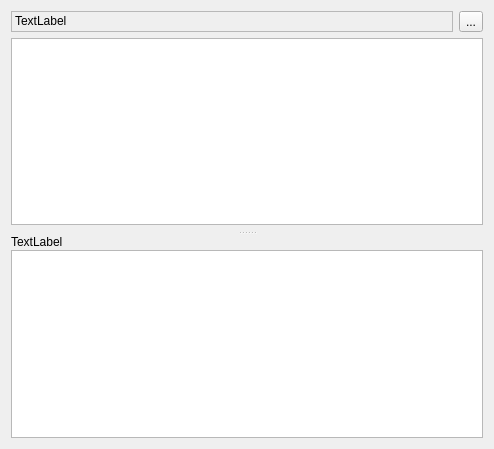
Before: the Qt Designer form Viewer/src/OutputItemWidget.ui in ecmwf/ecflow, drawn with Qt 5.
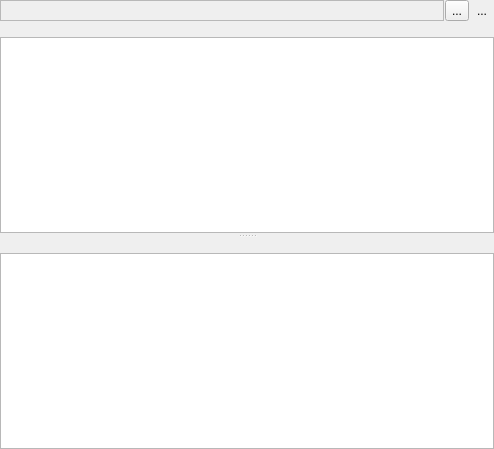
After: the same form once the commit is applied. Icons and pictures are not drawn. Custom widgets are drawn as their Qt base class.

Patch:
```diff
--- a/Viewer/src/OutputItemWidget.ui
+++ b/Viewer/src/OutputItemWidget.ui
@@ -14,15 +14,27 @@
    <string>Form</string>
   </property>
   <layout class="QVBoxLayout" name="verticalLayout_3">
+   <property name="spacing">
+    <number>1</number>
+   </property>
+   <property name="margin">
+    <number>0</number>
+   </property>
    <item>
     <widget class="QSplitter" name="splitter">
      <property name="orientation">
       <enum>Qt::Vertical</enum>
      </property>
      <widget class="QWidget" name="layoutWidget">
-      <layout class="QVBoxLayout" name="verticalLayout">
+      <layout class="QVBoxLayout" name="verticalLayout" stretch="0,0,1,0">
+       <property name="spacing">
+        <number>1</number>
+       </property>
        <item>
-        <layout class="QHBoxLayout" name="horizontalLayout">
+        <layout class="QHBoxLayout" name="horizontalLayout" stretch="1,0,0">
+         <property name="spacing">
+          <number>1</number>
+         </property>
          <item>
           <widget class="FileInfoLabel" name="fileLabel_">
            <property name="autoFillBackground">
@@ -32,7 +44,7 @@
             <enum>QFrame::StyledPanel</enum>
            </property>
            <property name="text">
-            <string>TextLabel</string>
+            <string/>
            </property>
            <property name="margin">
             <number>2</number>
@@ -49,8 +61,38 @@
            </property>
           </widget>
          </item>
+         <item>
+          <widget class="QToolButton" name="searchTb_">
+           <property name="toolTip">
+            <string>Show search bar</string>
+           </property>
+           <property name="text">
+            <string>...</string>
+           </property>
+           <property name="icon">
+            <iconset resource="viewer.qrc">
+             <normaloff>:/viewer/search_decor.svg</normaloff>:/viewer/search_decor.svg</iconset>
+           </property>
+           <property name="shortcut">
+            <string>Ctrl+F</string>
+           </property>
+           <property name="checkable">
+            <bool>true</bool>
+           </property>
+           <property name="autoRaise">
+            <bool>true</bool>
+           </property>
+          </widget>
+         </item>
         </layout>
        </item>
+       <item>
+        <widget class="MessageLabel" name="messageLabel_">
+         <property name="text">
+          <string/>
+         </property>
+        </widget>
+       </item>
        <item>
         <widget class="TextEdit" name="textEdit_">
          <property name="sizePolicy">
@@ -83,7 +125,7 @@
        <item>
         <widget class="DirInfoLabel" name="dirLabel_">
          <property name="text">
-          <string>TextLabel</string>
+          <string/>
          </property>
         </widget>
        </item>
@@ -118,6 +160,11 @@
    <extends>QLabel</extends>
    <header location="global">FileInfoLabel.hpp</header>
   </customwidget>
+  <customwidget>
+   <class>MessageLabel</class>
+   <extends>QLabel</extends>
+   <header location="global">MessageLabel.hpp</header>
+  </customwidget>
  </customwidgets>
  <resources/>
  <connections/>
```
Left out of the diff: 6 changed lines with no effect on the pictures.
